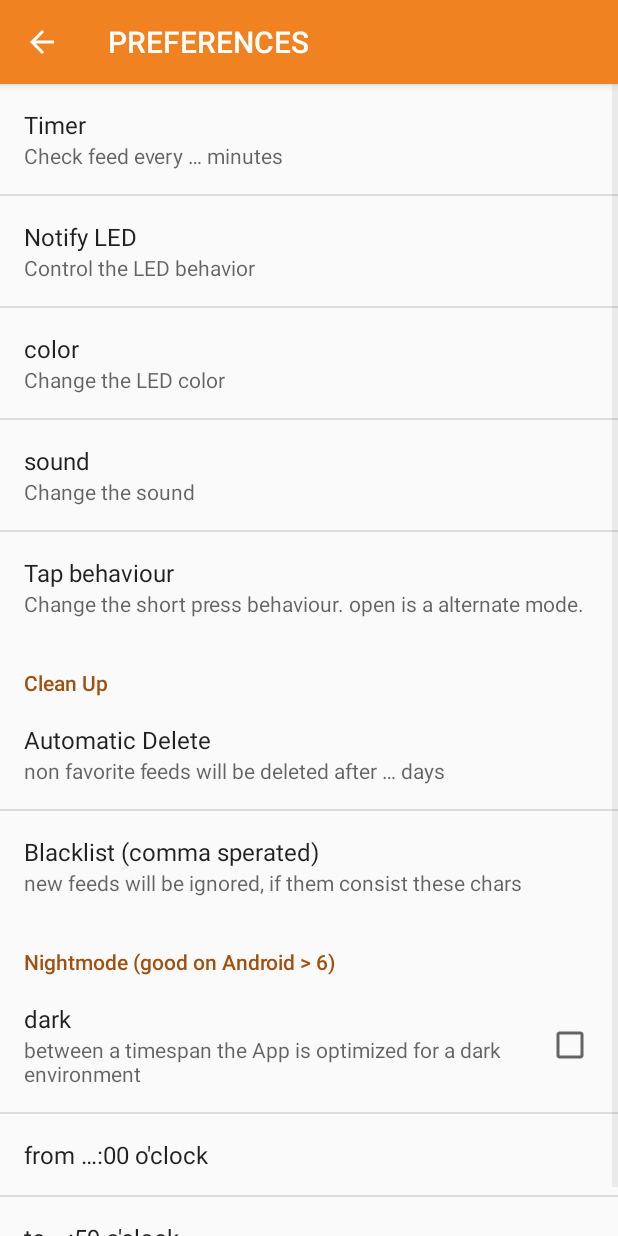
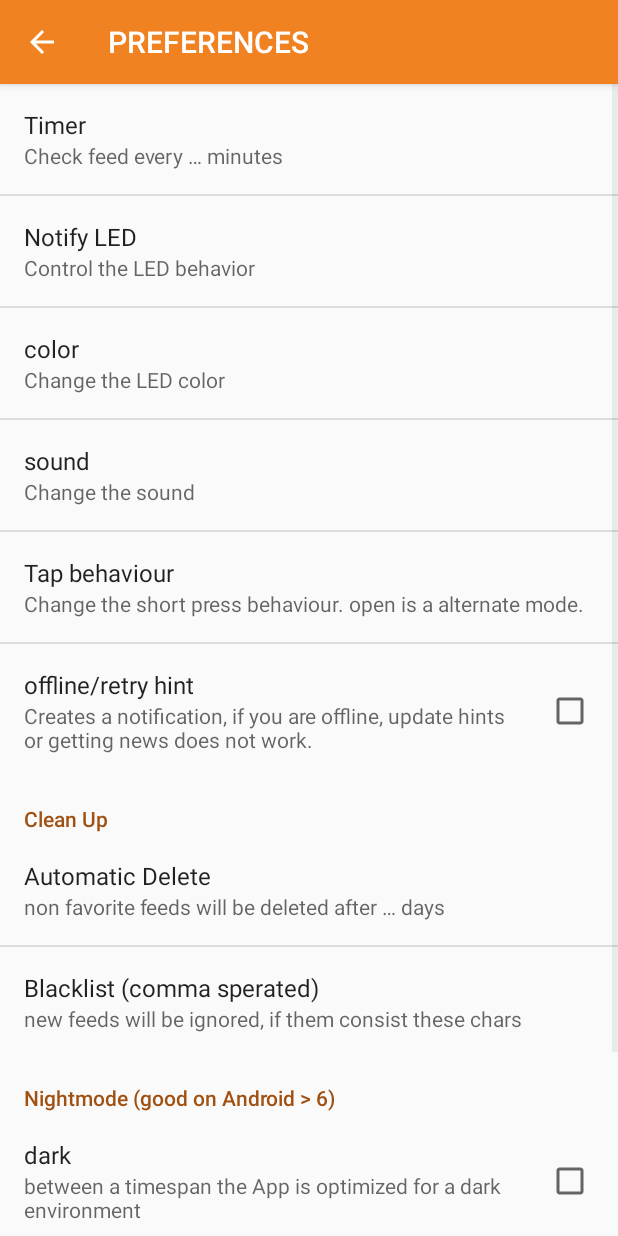
Before and after one commit to no-go/AnotherRSS, an Android app: the PreferencesActivity screen opened directly, with no data from a screen before it, on a phone screen of 412 x 824 dp. Run offline under Robolectric (Android 15) with nearby library versions, the phone set to English and light mode, and no system bars.

Commit message:
make debugging hint notifications to an option in preferences

```diff
--- a/app/build.gradle
+++ b/app/build.gradle
@@ -6,8 +6,8 @@ android {
         applicationId "de.digisocken.anotherrss"
         minSdkVersion 16
         targetSdkVersion 22
-        versionCode 210
-        versionName "2.10"
+        versionCode 211
+        versionName "2.11"
     }
     buildTypes {
         release {
--- a/app/src/main/AndroidManifest.xml
+++ b/app/src/main/AndroidManifest.xml
@@ -10,7 +10,7 @@
 
     <application
         android:allowBackup="true"
-        android:icon="@mipmap/ic_launcher"
+        android:icon="@drawable/ic_launcher"
         android:label="@string/app_name"
         android:supportsRtl="true"
         android:name=".AnotherRSS"
--- a/app/src/main/java/de/digisocken/anotherrss/Alarm.java
+++ b/app/src/main/java/de/digisocken/anotherrss/Alarm.java
@@ -7,7 +7,6 @@ import android.content.Context;
 import android.content.Intent;
 import android.content.SharedPreferences;
 import android.os.AsyncTask;
-import android.os.Build;
 import android.os.Bundle;
 import android.os.SystemClock;
 import android.preference.PreferenceManager;
@@ -16,7 +15,6 @@ import android.util.Log;
 import org.w3c.dom.Document;
 
 import java.util.Random;
-import java.util.StringTokenizer;
 
 public class Alarm extends BroadcastReceiver {
 
@@ -33,14 +31,14 @@ public class Alarm extends BroadcastReceiver {
 
                 if (refresher.isOnline()) {
                     if (pref.getBoolean("isRetry", false)) {
-                        if (BuildConfig.DEBUG) {
+                        if (pref.getBoolean("offline_hint", false)) {
                             refresher.error("Online again!", "repeating alarm set");
                         }
                         Log.d(AnotherRSS.TAG, "last retry!");
                         start(ctx);
                     }
                 } else {
-                    if (BuildConfig.DEBUG) {
+                    if (pref.getBoolean("offline_hint", false)) {
                         refresher.error(
                                 "not Online",
                                 "Retry alarm in seconds: " + AnotherRSS.Config.RETRYSEC_AFTER_OFFLINE
--- a/app/src/main/java/de/digisocken/anotherrss/AnotherRSS.java
+++ b/app/src/main/java/de/digisocken/anotherrss/AnotherRSS.java
@@ -63,7 +63,7 @@ public class AnotherRSS extends Application {
         public static final int DEFAULT_autodelete = 14;
         public static final int DEFAULT_expunge = 5;
         public static final String DEFAULT_rsssec = "10800";
-        public static final String DEFAULT_notifySound = "2";
+        public static final String DEFAULT_notifySound = "0";
         public static final String DEFAULT_notifyColor = "#FF00FFFF";
         public static final String DEFAULT_notifyType = "2";
         public static final int DEFAULT_NIGHT_START = 18;
@@ -75,6 +75,7 @@ public class AnotherRSS extends Application {
 
         public static final String DEFAULT_regexAll = "";
         public static final String DEFAULT_regexTo = "";
+        public static final boolean DEFAULT_OFFLINEHINT = false;
 
         /**
          * sollte eine Verbindung nicht zu sande kommen, wird ein neuer
@@ -123,6 +124,9 @@ public class AnotherRSS extends Application {
         if (!mPreferences.contains("nightmode_use_stop")) {
             mPreferences.edit().putInt("nightmode_use_stop", Config.DEFAULT_NIGHT_STOP).commit();
         }
+        if (!mPreferences.contains("offline_hint")) {
+            mPreferences.edit().putBoolean("offline_hint", Config.DEFAULT_OFFLINEHINT).commit();
+        }
         if (!mPreferences.contains("autodelete")) {
             mPreferences.edit().putInt("autodelete", Config.DEFAULT_autodelete).commit();
         }
--- a/app/src/main/java/de/digisocken/anotherrss/FeedCursorAdapter.java
+++ b/app/src/main/java/de/digisocken/anotherrss/FeedCursorAdapter.java
@@ -28,7 +28,7 @@ public class FeedCursorAdapter extends CursorAdapter {
 
     public FeedCursorAdapter(Context context, Cursor c, int flags) {
         super(context, c, flags);
-        largeIcon = BitmapFactory.decodeResource(context.getResources(), R.mipmap.ic_launcher);
+        largeIcon = BitmapFactory.decodeResource(context.getResources(), R.drawable.ic_launcher);
         favoriteIcon = ContextCompat.getDrawable(context, R.drawable.favorite);
         _pref = PreferenceManager.getDefaultSharedPreferences(AnotherRSS.getContextOfApplication());
     }
--- a/app/src/main/java/de/digisocken/anotherrss/MainActivity.java
+++ b/app/src/main/java/de/digisocken/anotherrss/MainActivity.java
@@ -207,7 +207,7 @@ public class MainActivity extends AppCompatActivity {
                 ab.setDisplayShowHomeEnabled(true);
                 ab.setHomeButtonEnabled(true);
                 ab.setDisplayUseLogoEnabled(true);
-                ab.setLogo(R.mipmap.ic_launcher);
+                ab.setLogo(R.drawable.ic_launcher);
                 ab.setTitle(" " + getString(R.string.app_name));
             }
         } catch (Exception e) {
--- a/app/src/main/res/values/strings.xml
+++ b/app/src/main/res/values/strings.xml
@@ -72,6 +72,9 @@
     <string name="smaller">- Text</string>
     <string name="biggerImage">+ Image</string>
     <string name="smallerImage">- Image</string>
+
+    <string name="offline_hint">offline/retry hint</string>
+    <string name="offline_hint_summary">Creates a notification, if you are offline, update hints or getting news does not work.</string>
 
     <string name="more">More …</string>
     <string name="regex">Regular Expressions</string>
--- a/app/src/main/res/xml/preferences.xml
+++ b/app/src/main/res/xml/preferences.xml
@@ -26,7 +26,7 @@
             android:title="@string/notify_color_title" />
 
     <ListPreference
-        android:defaultValue="2"
+        android:defaultValue="0"
         android:entries="@array/notify_sound"
         android:entryValues="@array/notify_sound_values"
         android:key="notify_sound"
@@ -40,6 +40,12 @@
         android:key="tap_mode"
         android:summary="@string/tap_behaviour_desc"
         android:title="@string/tap_behaviour" />
+
+    <CheckBoxPreference
+        android:defaultValue="false"
+        android:key="offline_hint"
+        android:title="@string/offline_hint"
+        android:summary="@string/offline_hint_summary" />
 
     <PreferenceCategory
         android:title="@string/cleanup" >
```
Also changed, not shown: app/src/main/java/de/digisocken/anotherrss/Refresher.java (+4 -3 lines), app/src/main/res/drawable/ic_launcher.xml (added, +24 -0 lines), app/src/main/res/mipmap-hdpi/ic_launcher.png (deleted), app/src/main/res/mipmap-mdpi/ic_launcher.png (deleted), app/src/main/res/mipmap-xhdpi/ic_launcher.png (deleted), app/src/main/res/mipmap-xxhdpi/ic_launcher.png (deleted), app/src/main/res/mipmap-xxxhdpi/ic_launcher.png (deleted), 6 other files.
